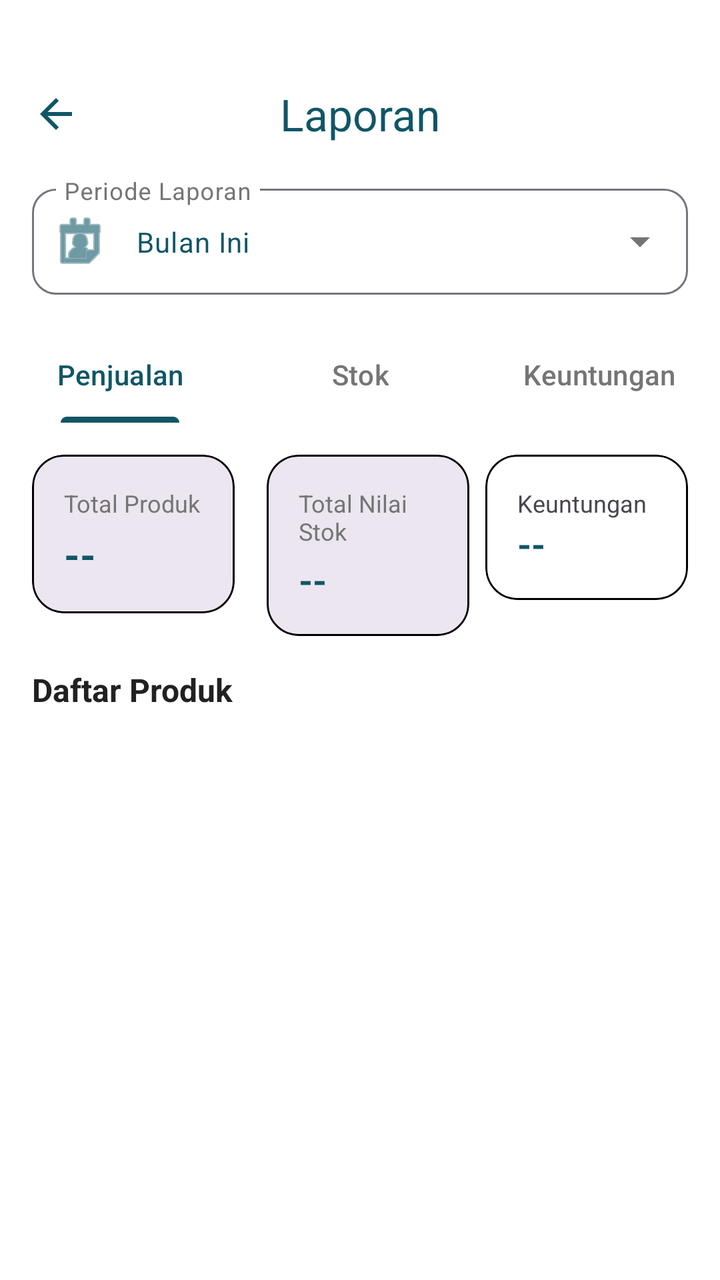
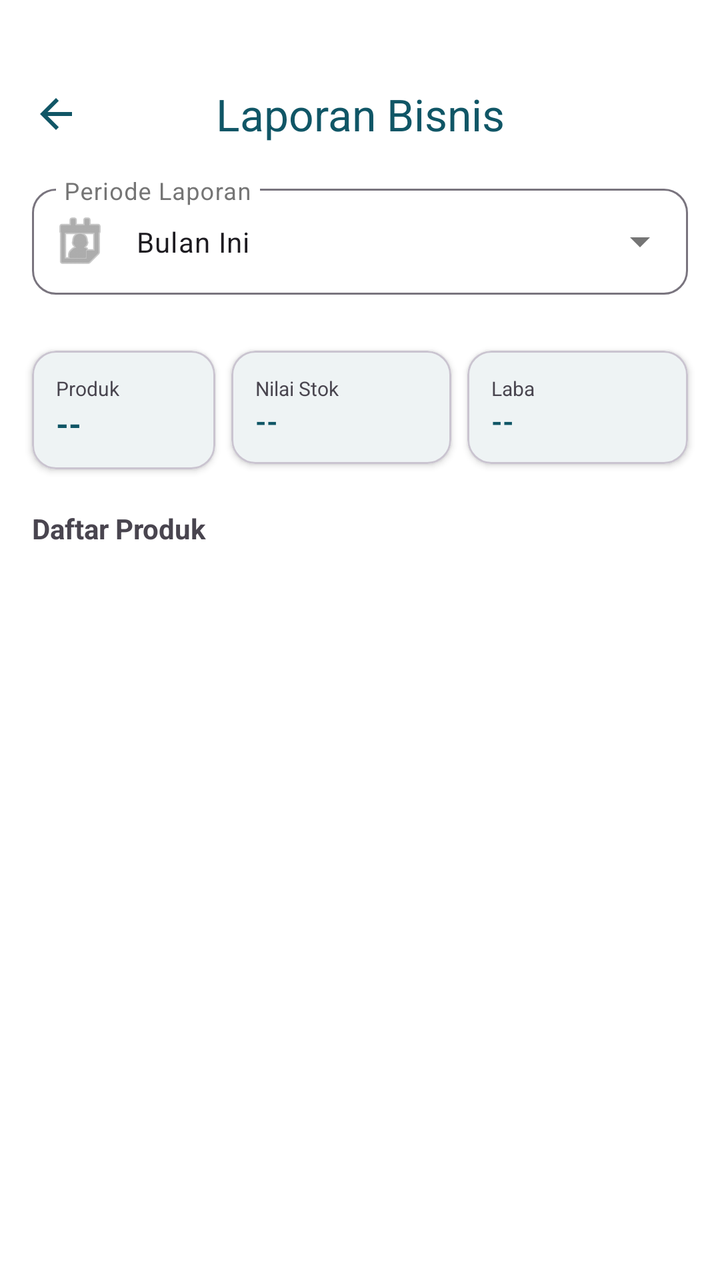

An Android layout rendered at two revisions. The XML below is the earlier revision; the diff shows what the commit changed to produce the second picture.
<!-- AndroidManifest.xml: application theme Theme.Penjualan -->
<!-- res/layout/activity_laporan.xml -->
<?xml version="1.0" encoding="utf-8"?>
<androidx.coordinatorlayout.widget.CoordinatorLayout
    xmlns:android="http://schemas.android.com/apk/res/android"
    xmlns:app="http://schemas.android.com/apk/res-auto"
    xmlns:tools="http://schemas.android.com/tools"
    android:layout_width="match_parent"
    android:layout_height="match_parent"
    android:background="@color/white"
    tools:context=".LaporanActivity">

    
    <com.google.android.material.appbar.AppBarLayout
        android:layout_width="match_parent"
        android:layout_height="wrap_content"
        app:elevation="0dp"
        android:paddingTop="25dp"
        android:background="@color/white">

        <com.google.android.material.appbar.MaterialToolbar
            android:id="@+id/toolbar"
            android:layout_width="match_parent"
            android:layout_height="?attr/actionBarSize"
            app:title="Laporan"
            app:titleCentered="true"
            app:titleTextColor="@color/teal_deep"
            app:navigationIcon="?homeAsUpIndicator"
            app:navigationIconTint="@color/teal_deep">
        </com.google.android.material.appbar.MaterialToolbar>

        
        <LinearLayout
            android:layout_width="match_parent"
            android:layout_height="wrap_content"
            android:paddingHorizontal="16dp"
            android:paddingBottom="16dp">

            <com.google.android.material.textfield.TextInputLayout
                style="@style/Widget.Material3.TextInputLayout.OutlinedBox.ExposedDropdownMenu"
                android:layout_width="match_parent"
                android:layout_height="wrap_content"
                android:hint="Periode Laporan"
                app:boxCornerRadiusTopStart="12dp"
                app:boxCornerRadiusTopEnd="12dp"
                app:boxCornerRadiusBottomStart="12dp"
                app:boxCornerRadiusBottomEnd="12dp"
                app:startIconDrawable="@android:drawable/ic_menu_my_calendar"
                app:startIconTint="@color/teal_deep">

                <AutoCompleteTextView
                    android:id="@+id/spinner_tanggal"
                    android:layout_width="match_parent"
                    android:layout_height="wrap_content"
                    android:inputType="none"
                    android:text="Bulan Ini"
                    android:textColor="@color/teal_deep"
                    android:textSize="14sp" />
            </com.google.android.material.textfield.TextInputLayout>
        </LinearLayout>

        
        <com.google.android.material.tabs.TabLayout
            android:id="@+id/tabLayout"
            android:layout_width="match_parent"
            android:layout_height="wrap_content"
            app:tabMode="fixed"
            app:tabGravity="fill"
            app:tabIndicatorColor="?attr/colorPrimary"
            app:tabSelectedTextColor="?attr/colorPrimary"
            app:tabTextColor="?attr/colorOnSurfaceVariant"
            android:background="?attr/colorSurface">

            <com.google.android.material.tabs.TabItem
                android:layout_width="wrap_content"
                android:layout_height="wrap_content"
                android:text="Penjualan" />

            <com.google.android.material.tabs.TabItem
                android:layout_width="wrap_content"
                android:layout_height="wrap_content"
                android:text="Stok" />

            <com.google.android.material.tabs.TabItem
                android:layout_width="wrap_content"
                android:layout_height="wrap_content"
                android:text="Keuntungan" />
        </com.google.android.material.tabs.TabLayout>

    </com.google.android.material.appbar.AppBarLayout>

    
    <androidx.core.widget.NestedScrollView
        android:layout_width="match_parent"
        android:layout_height="match_parent"
        app:layout_behavior="@string/appbar_scrolling_view_behavior"
        android:clipToPadding="false"
        android:paddingTop="8dp"
        android:paddingBottom="24dp">

        <LinearLayout
            android:layout_width="match_parent"
            android:layout_height="wrap_content"
            android:orientation="vertical">

            
            <LinearLayout
                android:layout_width="match_parent"
                android:layout_height="wrap_content"
                android:orientation="horizontal"
                android:paddingHorizontal="16dp"
                android:paddingTop="8dp"
                android:paddingBottom="16dp"
                android:baselineAligned="false">

                <com.google.android.material.card.MaterialCardView
                    android:layout_width="0dp"
                    android:layout_height="wrap_content"
                    android:layout_weight="1"
                    android:layout_marginEnd="8dp"
                    app:cardCornerRadius="16dp"
                    app:cardElevation="0dp"
                    app:strokeWidth="1dp"
                    app:strokeColor="#000000"
                    app:cardBackgroundColor="?attr/colorSurfaceContainerHigh">
                    <LinearLayout
                        android:layout_width="match_parent"
                        android:layout_height="wrap_content"
                        android:orientation="vertical"
                        android:padding="16dp">
                        <TextView
                            android:layout_width="wrap_content"
                            android:layout_height="wrap_content"
                            android:text="Total Produk"
                            android:textColor="?attr/colorOnSurfaceVariant"
                            android:textSize="12sp" />
                        <TextView
                            android:id="@+id/tv_total_produk"
                            android:layout_width="wrap_content"
                            android:layout_height="wrap_content"
                            android:layout_marginTop="4dp"
                            android:text="--"
                            android:textColor="@color/teal_deep"
                            android:textSize="20sp"
                            android:textStyle="bold" />
                    </LinearLayout>
                </com.google.android.material.card.MaterialCardView>

                <com.google.android.material.card.MaterialCardView
                    android:layout_width="0dp"
                    android:layout_height="wrap_content"
                    android:layout_weight="1"
                    android:layout_marginStart="8dp"
                    app:cardCornerRadius="16dp"
                    app:cardElevation="0dp"
                    app:strokeWidth="1dp"
                    app:strokeColor="#000000"
                    app:cardBackgroundColor="?attr/colorSurfaceContainerHigh">
                    <LinearLayout
                        android:layout_width="match_parent"
                        android:layout_height="wrap_content"
                        android:orientation="vertical"
                        android:padding="16dp">
                        <TextView
                            android:layout_width="wrap_content"
                            android:layout_height="wrap_content"
                            android:text="Total Nilai Stok"
                            android:textColor="?attr/colorOnSurfaceVariant"
                            android:textSize="12sp" />
                        <TextView
                            android:id="@+id/tv_total_nilai"
                            android:layout_width="wrap_content"
                            android:layout_height="wrap_content"
                            android:layout_marginTop="4dp"
                            android:text="--"
                            android:textColor="@color/teal_deep"
                            android:textSize="18sp"
                            android:textStyle="bold" />
                    </LinearLayout>
                </com.google.android.material.card.MaterialCardView>

                <com.google.android.material.card.MaterialCardView
                    android:layout_width="0dp"
                    android:layout_height="wrap_content"
                    android:layout_weight="1"
                    android:layout_marginStart="8dp"
                    app:cardCornerRadius="16dp"
                    app:strokeWidth="1dp"
                    app:strokeColor="#000000">

                    <LinearLayout
                        android:layout_width="match_parent"
                        android:layout_height="wrap_content"
                        android:orientation="vertical"
                        android:padding="16dp">

                        <TextView
                            android:layout_width="wrap_content"
                            android:layout_height="wrap_content"
                            android:text="Keuntungan"
                            android:textSize="12sp"/>

                        <TextView
                            android:id="@+id/tv_total_keuntungan"
                            android:layout_width="wrap_content"
                            android:layout_height="wrap_content"
                            android:text="--"
                            android:textColor="@color/teal_deep"
                            android:textSize="18sp"
                            android:textStyle="bold"/>
                    </LinearLayout>
                </com.google.android.material.card.MaterialCardView>
            </LinearLayout>

            <TextView
                android:layout_width="match_parent"
                android:layout_height="wrap_content"
                android:layout_marginHorizontal="16dp"
                android:layout_marginBottom="8dp"
                android:text="Daftar Produk"
                android:textColor="?attr/colorOnSurface"
                android:textSize="16sp"
                android:textStyle="bold" />

        </LinearLayout>
    </androidx.core.widget.NestedScrollView>

    
    <FrameLayout
        android:layout_width="match_parent"
        android:layout_height="match_parent"
        android:layout_marginTop="370dp">

        <ProgressBar
            android:id="@+id/view_loading"
            android:layout_width="48dp"
            android:layout_height="48dp"
            android:layout_gravity="top|center_horizontal"
            android:layout_marginTop="24dp"
            android:indeterminateTint="?attr/colorPrimary"
            android:visibility="visible" />

        <LinearLayout
            android:id="@+id/layout_empty"
            android:layout_width="wrap_content"
            android:layout_height="wrap_content"
            android:layout_gravity="top|center_horizontal"
            android:layout_marginTop="24dp"
            android:orientation="vertical"
            android:gravity="center"
            android:visibility="gone">
            <TextView
                android:layout_width="wrap_content"
                android:layout_height="wrap_content"
                android:text="Tidak ada data produk"
                android:textColor="?attr/colorOnSurfaceVariant"
                android:textSize="14sp" />
        </LinearLayout>

        <androidx.recyclerview.widget.RecyclerView
            android:id="@+id/rv_laporan_produk"
            android:layout_width="match_parent"
            android:layout_height="match_parent"
            android:paddingBottom="24dp"
            android:clipToPadding="false"
            android:visibility="gone" />

    </FrameLayout>

</androidx.coordinatorlayout.widget.CoordinatorLayout>
<!-- resources referenced by this layout -->
<resources>
  <color name="teal_deep">#105666</color>
  <color name="white">#FFFFFFFF</color>
  <style name="Theme.Penjualan" parent="Base.Theme.Penjualan" />
  <style name="Base.Theme.Penjualan" parent="Theme.Material3.DayNight.NoActionBar">
          
          <item name="colorPrimary">@color/teal_deep</item>
          <item name="colorOnPrimary">@color/cream</item>
          <item name="colorPrimaryContainer">@color/teal_light</item>
          <item name="colorOnPrimaryContainer">@color/white</item>
  
          <item name="colorSecondary">@color/teal_light</item>
          <item name="colorOnSecondary">@color/white</item>
  
          <item name="android:windowBackground">@color/surface_background</item>
          <item name="android:statusBarColor">@color/teal_deep</item>
  
          
          <item name="colorSurface">@color/surface_background</item>
          <item name="colorOnSurface">@color/on_surface</item>
          <item name="colorSurfaceVariant">@color/surface_variant</item>
          <item name="colorOnSurfaceVariant">@color/on_surface_variant</item>
      </style>
  <color name="cream">#F7F4D5</color>
  <color name="teal_light">#1A7D91</color>
  <color name="surface_background">#FFFFFF</color>
  <color name="on_surface">#212121</color>
  <color name="surface_variant">#F8F9FA</color>
  <color name="on_surface_variant">#757575</color>
</resources>

<!-- the commit's change to res/layout/activity_laporan.xml (unified diff, before → after) -->
@@ -1,33 +1,32 @@
 <?xml version="1.0" encoding="utf-8"?>
-<androidx.coordinatorlayout.widget.CoordinatorLayout
+<androidx.constraintlayout.widget.ConstraintLayout
     xmlns:android="http://schemas.android.com/apk/res/android"
     xmlns:app="http://schemas.android.com/apk/res-auto"
     xmlns:tools="http://schemas.android.com/tools"
     android:layout_width="match_parent"
     android:layout_height="match_parent"
-    android:background="@color/white"
+    android:background="?attr/colorSurface"
     tools:context=".LaporanActivity">
 
-    
     <com.google.android.material.appbar.AppBarLayout
+        android:id="@+id/appBar"
         android:layout_width="match_parent"
         android:layout_height="wrap_content"
+        android:background="?attr/colorSurface"
+        android:paddingTop="25dp"
         app:elevation="0dp"
-        android:paddingTop="25dp"
-        android:background="@color/white">
+        app:layout_constraintTop_toTopOf="parent">
 
         <com.google.android.material.appbar.MaterialToolbar
             android:id="@+id/toolbar"
             android:layout_width="match_parent"
             android:layout_height="?attr/actionBarSize"
-            app:title="Laporan"
+            app:title="Laporan Bisnis"
             app:titleCentered="true"
             app:titleTextColor="@color/teal_deep"
             app:navigationIcon="?homeAsUpIndicator"
-            app:navigationIconTint="@color/teal_deep">
-        </com.google.android.material.appbar.MaterialToolbar>
+            app:navigationIconTint="@color/teal_deep" />
 
-        
         <LinearLayout
             android:layout_width="match_parent"
             android:layout_height="wrap_content"
@@ -43,8 +42,7 @@
                 app:boxCornerRadiusTopEnd="12dp"
                 app:boxCornerRadiusBottomStart="12dp"
                 app:boxCornerRadiusBottomEnd="12dp"
-                app:startIconDrawable="@android:drawable/ic_menu_my_calendar"
-                app:startIconTint="@color/teal_deep">
+                app:startIconDrawable="@android:drawable/ic_menu_my_calendar">
 
                 <AutoCompleteTextView
                     android:id="@+id/spinner_tanggal"
@@ -52,160 +50,79 @@
                     android:layout_height="wrap_content"
                     android:inputType="none"
                     android:text="Bulan Ini"
-                    android:textColor="@color/teal_deep"
                     android:textSize="14sp" />
             </com.google.android.material.textfield.TextInputLayout>
         </LinearLayout>
-
-        
-        <com.google.android.material.tabs.TabLayout
-            android:id="@+id/tabLayout"
-            android:layout_width="match_parent"
-            android:layout_height="wrap_content"
-            app:tabMode="fixed"
-            app:tabGravity="fill"
-            app:tabIndicatorColor="?attr/colorPrimary"
-            app:tabSelectedTextColor="?attr/colorPrimary"
-            app:tabTextColor="?attr/colorOnSurfaceVariant"
-            android:background="?attr/colorSurface">
-
-            <com.google.android.material.tabs.TabItem
-                android:layout_width="wrap_content"
-                android:layout_height="wrap_content"
-                android:text="Penjualan" />
-
-            <com.google.android.material.tabs.TabItem
-                android:layout_width="wrap_content"
-                android:layout_height="wrap_content"
-                android:text="Stok" />
-
-            <com.google.android.material.tabs.TabItem
-                android:layout_width="wrap_content"
-                android:layout_height="wrap_content"
-                android:text="Keuntungan" />
-        </com.google.android.material.tabs.TabLayout>
-
     </com.google.android.material.appbar.AppBarLayout>
 
-    
     <androidx.core.widget.NestedScrollView
         android:layout_width="match_parent"
-        android:layout_height="match_parent"
-        app:layout_behavior="@string/appbar_scrolling_view_behavior"
-        android:clipToPadding="false"
-        android:paddingTop="8dp"
-        android:paddingBottom="24dp">
+        android:layout_height="0dp"
+        app:layout_constraintTop_toBottomOf="@id/appBar"
+        app:layout_constraintBottom_toBottomOf="parent"
+        android:fillViewport="true">
 
         <LinearLayout
             android:layout_width="match_parent"
             android:layout_height="wrap_content"
-            android:orientation="vertical">
+            android:orientation="vertical"
+            android:paddingBottom="24dp">
 
-            
             <LinearLayout
                 android:layout_width="match_parent"
                 android:layout_height="wrap_content"
                 android:orientation="horizontal"
-                android:paddingHorizontal="16dp"
-                android:paddingTop="8dp"
-                android:paddingBottom="16dp"
-                android:baselineAligned="false">
+                android:paddingHorizontal="12dp"
+                android:paddingTop="8dp">
 
                 <com.google.android.material.card.MaterialCardView
                     android:layout_width="0dp"
                     android:layout_height="wrap_content"
                     android:layout_weight="1"
-                    android:layout_marginEnd="8dp"
-                    app:cardCornerRadius="16dp"
-                    app:cardElevation="0dp"
-                    app:strokeWidth="1dp"
-                    app:strokeColor="#000000"
-                    app:cardBackgroundColor="?attr/colorSurfaceContainerHigh">
+                    android:layout_margin="4dp"
+                    app:cardCornerRadius="12dp"
+                    app:cardElevation="2dp">
                     <LinearLayout
                         android:layout_width="match_parent"
                         android:layout_height="wrap_content"
                         android:orientation="vertical"
-                        android:padding="16dp">
-                        <TextView
-                            android:layout_width="wrap_content"
-                            android:layout_height="wrap_content"
-                            android:text="Total Produk"
-                            android:textColor="?attr/colorOnSurfaceVariant"
-                            android:textSize="12sp" />
-                        <TextView
-                            android:id="@+id/tv_total_produk"
-                            android:layout_width="wrap_content"
-                            android:layout_height="wrap_content"
-                            android:layout_marginTop="4dp"
-                            android:text="--"
-                            android:textColor="@color/teal_deep"
-                            android:textSize="20sp"
-                            android:textStyle="bold" />
+                        android:padding="12dp">
+                        <TextView android:layout_width="wrap_content" android:layout_height="wrap_content" android:text="Produk" android:textSize="10sp" />
+                        <TextView android:id="@+id/tv_total_produk" android:layout_width="wrap_content" android:layout_height="wrap_content" android:text="--" android:textStyle="bold" android:textSize="16sp" android:textColor="@color/teal_deep"/>
                     </LinearLayout>
                 </com.google.android.material.card.MaterialCardView>
 
                 <com.google.android.material.card.MaterialCardView
                     android:layout_width="0dp"
                     android:layout_height="wrap_content"
-                    android:layout_weight="1"
-                    android:layout_marginStart="8dp"
-                    app:cardCornerRadius="16dp"
-                    app:cardElevation="0dp"
-                    app:strokeWidth="1dp"
-                    app:strokeColor="#000000"
-                    app:cardBackgroundColor="?attr/colorSurfaceContainerHigh">
+                    android:layout_weight="1.2"
+                    android:layout_margin="4dp"
+                    app:cardCornerRadius="12dp"
+                    app:cardElevation="2dp">
                     <LinearLayout
                         android:layout_width="match_parent"
                         android:layout_height="wrap_content"
                         android:orientation="vertical"
-                        android:padding="16dp">
-                        <TextView
-                            android:layout_width="wrap_content"
-                            android:layout_height="wrap_content"
-                            android:text="Total Nilai Stok"
-                            android:textColor="?attr/colorOnSurfaceVariant"
-                            android:textSize="12sp" />
-                        <TextView
-                            android:id="@+id/tv_total_nilai"
-                            android:layout_width="wrap_content"
-                            android:layout_height="wrap_content"
-                            android:layout_marginTop="4dp"
-                            android:text="--"
-                            android:textColor="@color/teal_deep"
-                            android:textSize="18sp"
-                            android:textStyle="bold" />
+                        android:padding="12dp">
+                        <TextView android:layout_width="wrap_content" android:layout_height="wrap_content" android:text="Nilai Stok" android:textSize="10sp" />
+                        <TextView android:id="@+id/tv_total_nilai" android:layout_width="wrap_content" android:layout_height="wrap_content" android:text="--" android:textStyle="bold" android:textSize="14sp" android:textColor="@color/teal_deep"/>
                     </LinearLayout>
                 </com.google.android.material.card.MaterialCardView>
 
                 <com.google.android.material.card.MaterialCardView
                     android:layout_width="0dp"
                     android:layout_height="wrap_content"
-                    android:layout_weight="1"
-                    android:layout_marginStart="8dp"
-                    app:cardCornerRadius="16dp"
-                    app:strokeWidth="1dp"
-                    app:strokeColor="#000000">
-
+                    android:layout_weight="1.2"
+                    android:layout_margin="4dp"
+                    app:cardCornerRadius="12dp"
+                    app:cardElevation="2dp">
                     <LinearLayout
                         android:layout_width="match_parent"
                         android:layout_height="wrap_content"
                         android:orientation="vertical"
-                        android:padding="16dp">
-
-                        <TextView
-                            android:layout_width="wrap_content"
-                            android:layout_height="wrap_content"
-                            android:text="Keuntungan"
-                            android:textSize="12sp"/>
-
-                        <TextView
-                            android:id="@+id/tv_total_keuntungan"
-                            android:layout_width="wrap_content"
-                            android:layout_height="wrap_content"
-                            android:text="--"
-                            android:textColor="@color/teal_deep"
-                            android:textSize="18sp"
-                            android:textStyle="bold"/>
+                        android:padding="12dp">
+                        <TextView android:layout_width="wrap_content" android:layout_height="wrap_content" android:text="Laba" android:textSize="10sp" />
+                        <TextView android:id="@+id/tv_total_keuntungan" android:layout_width="wrap_content" android:layout_height="wrap_content" android:text="--" android:textStyle="bold" android:textSize="14sp" android:textColor="@color/teal_deep"/>
                     </LinearLayout>
                 </com.google.android.material.card.MaterialCardView>
             </LinearLayout>
@@ -213,56 +130,42 @@
             <TextView
                 android:layout_width="match_parent"
                 android:layout_height="wrap_content"
-                android:layout_marginHorizontal="16dp"
-                android:layout_marginBottom="8dp"
+                android:paddingHorizontal="16dp"
+                android:paddingTop="16dp"
+                android:paddingBottom="8dp"
                 android:text="Daftar Produk"
-                android:textColor="?attr/colorOnSurface"
-                android:textSize="16sp"
-                android:textStyle="bold" />
+                android:textStyle="bold"
+                android:textSize="14sp" />
+
+            <androidx.recyclerview.widget.RecyclerView
+                android:id="@+id/rv_laporan_produk"
+                android:layout_width="match_parent"
+                android:layout_height="wrap_content"
+                android:nestedScrollingEnabled="false" />
+
+            <ProgressBar
+                android:id="@+id/view_loading"
+                android:layout_width="wrap_content"
+                android:layout_height="wrap_content"
+                android:layout_gravity="center"
+                android:layout_marginTop="32dp"
+                android:visibility="gone" />
+
+            <LinearLayout
+                android:id="@+id/layout_empty"
+                android:layout_width="match_parent"
+                android:layout_height="wrap_content"
+                android:gravity="center"
+                android:layout_marginTop="32dp"
+                android:orientation="vertical"
+                android:visibility="gone">
+                <TextView
+                    android:layout_width="wrap_content"
+                    android:layout_height="wrap_content"
+                    android:text="Data tidak ditemukan" />
+            </LinearLayout>
 
         </LinearLayout>
     </androidx.core.widget.NestedScrollView>
 
-    
-    <FrameLayout
-        android:layout_width="match_parent"
-        android:layout_height="match_parent"
-        android:layout_marginTop="370dp">
-
-        <ProgressBar
-            android:id="@+id/view_loading"
-            android:layout_width="48dp"
-            android:layout_height="48dp"
-            android:layout_gravity="top|center_horizontal"
-            android:layout_marginTop="24dp"
-            android:indeterminateTint="?attr/colorPrimary"
-            android:visibility="visible" />
-
-        <LinearLayout
-            android:id="@+id/layout_empty"
-            android:layout_width="wrap_content"
-            android:layout_height="wrap_content"
-            android:layout_gravity="top|center_horizontal"
-            android:layout_marginTop="24dp"
-            android:orientation="vertical"
-            android:gravity="center"
-            android:visibility="gone">
-            <TextView
-                android:layout_width="wrap_content"
-                android:layout_height="wrap_content"
-                android:text="Tidak ada data produk"
-                android:textColor="?attr/colorOnSurfaceVariant"
-                android:textSize="14sp" />
-        </LinearLayout>
-
-        <androidx.recyclerview.widget.RecyclerView
-            android:id="@+id/rv_laporan_produk"
-            android:layout_width="match_parent"
-            android:layout_height="match_parent"
-            android:paddingBottom="24dp"
-            android:clipToPadding="false"
-            android:visibility="gone" />
-
-    </FrameLayout>
-
-</androidx.coordinatorlayout.widget.CoordinatorLayout>
+</androidx.constraintlayout.widget.ConstraintLayout>
